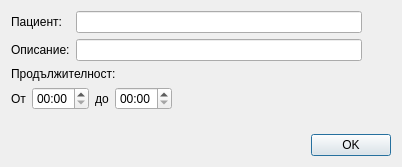
This is src/View/Widgets/CalendarEventDialog.ui in thefinalcutbg/DinoDent as Qt 5 draws it before an edit. The edited form follows.
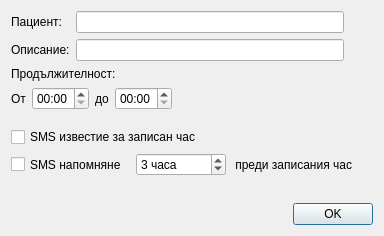
This is the edited form.

Patch:
```diff
--- a/src/View/Widgets/CalendarEventDialog.ui
+++ b/src/View/Widgets/CalendarEventDialog.ui
@@ -6,10 +6,16 @@
    <rect>
     <x>0</x>
     <y>0</y>
-    <width>402</width>
-    <height>167</height>
+    <width>384</width>
+    <height>236</height>
    </rect>
   </property>
+  <property name="minimumSize">
+   <size>
+    <width>361</width>
+    <height>0</height>
+   </size>
+  </property>
   <property name="windowTitle">
    <string>CalendarEventDialog</string>
   </property>
@@ -151,6 +157,104 @@
      </item>
     </layout>
    </item>
+   <item>
+    <widget class="QFrame" name="smsFrame">
+     <property name="frameShape">
+      <enum>QFrame::Shape::NoFrame</enum>
+     </property>
+     <property name="frameShadow">
+      <enum>QFrame::Shadow::Plain</enum>
+     </property>
+     <layout class="QVBoxLayout" name="verticalLayout_5">
+      <property name="leftMargin">
+       <number>0</number>
+      </property>
+      <item>
+       <widget class="QCheckBox" name="smsNotifyCheck">
+        <property name="text">
+         <string>SMS известие за записан час</string>
+        </property>
+       </widget>
+      </item>
+      <item>
+       <layout class="QHBoxLayout" name="horizontalLayout_4">
+        <property name="topMargin">
+         <number>0</number>
+        </property>
+        <item>
+         <widget class="QCheckBox" name="smsReminderCheck">
+          <property name="sizePolicy">
+           <sizepolicy hsizetype="Minimum" vsizetype="Preferred">
+            <horstretch>0</horstretch>
+            <verstretch>0</verstretch>
+           </sizepolicy>
+          </property>
+          <property name="minimumSize">
+           <size>
+            <width>0</width>
+            <height>23</height>
+           </size>
+          </property>
+          <property name="text">
+           <string>SMS напомняне </string>
+          </property>
+         </widget>
+        </item>
+        <item>
+         <widget class="QSpinBox" name="smsReminderSpin">
+          <property name="sizePolicy">
+           <sizepolicy hsizetype="Preferred" vsizetype="Preferred">
+            <horstretch>0</horstretch>
+            <verstretch>0</verstretch>
+           </sizepolicy>
+          </property>
+          <property name="minimumSize">
+           <size>
+            <width>90</width>
+            <height>0</height>
+           </size>
+          </property>
+          <property name="buttonSymbols">
+           <enum>QAbstractSpinBox::ButtonSymbols::UpDownArrows</enum>
+          </property>
+          <property name="suffix">
+           <string> часа</string>
+          </property>
+          <property name="prefix">
+           <string/>
+          </property>
+          <property name="minimum">
+           <number>1</number>
+          </property>
+          <property name="maximum">
+           <number>168</number>
+          </property>
+          <property name="singleStep">
+           <number>1</number>
+          </property>
+          <property name="value">
+           <number>3</number>
+          </property>
+         </widget>
+        </item>
+        <item>
+         <widget class="QLabel" name="label_6">
+          <property name="sizePolicy">
+           <sizepolicy hsizetype="Expanding" vsizetype="Preferred">
+            <horstretch>0</horstretch>
+            <verstretch>0</verstretch>
+           </sizepolicy>
+          </property>
+          <property name="text">
+           <string> преди записания час</string>
+          </property>
+         </widget>
+        </item>
+       </layout>
+      </item>
+     </layout>
+    </widget>
+   </item>
    <item>
     <spacer name="verticalSpacer">
      <property name="orientation">
```
